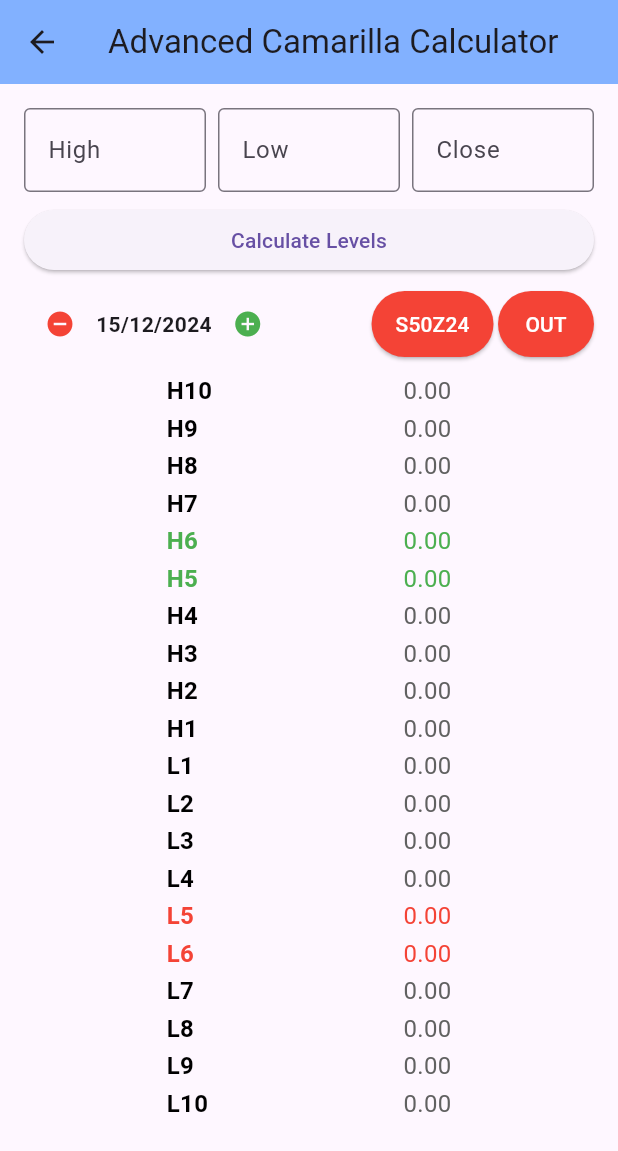
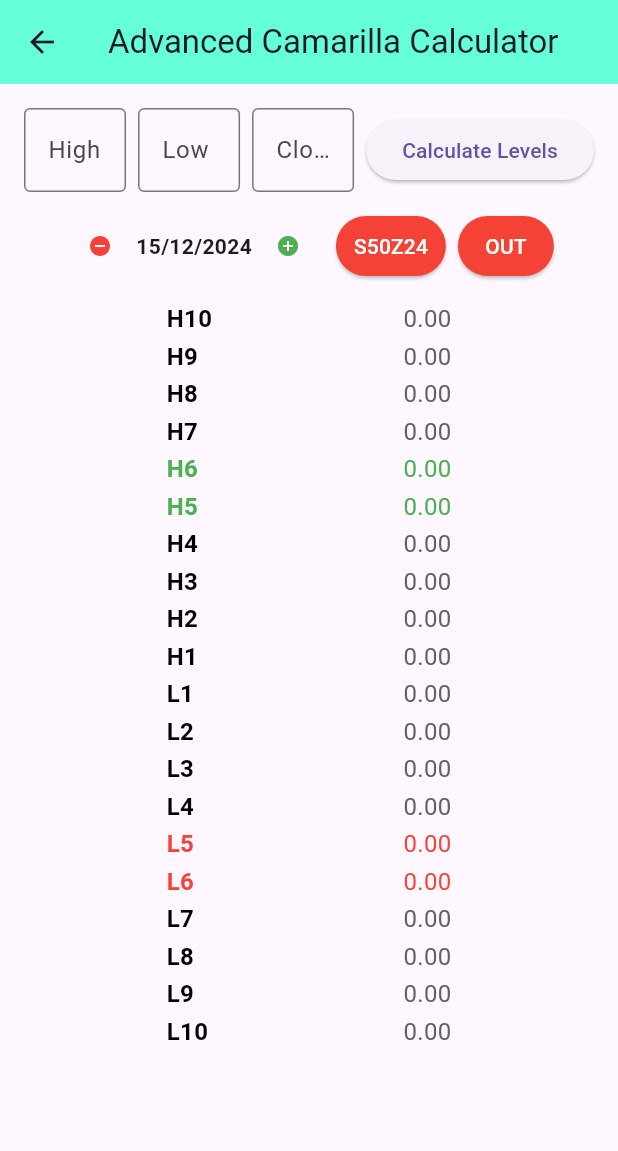
Before and after one commit to PunnawitAck3003/AckFibonacciCalculator, a Flutter app: the screen it shows after launch, after a tap on "Advanced Camarilla Trading Calculator", on a phone screen of 412 x 824 dp. Shown: the top 1151 px of the screen. Run offline on Flutter 3.47's test engine with Material 3 defaults, Android fonts, the phone set to English and light mode, and no system bars.

Commit message:
adjust ui

```diff
--- a/lib/advanced_carmarilla.dart
+++ b/lib/advanced_carmarilla.dart
@@ -138,9 +138,12 @@ class _CamarillaCalculatorPageState extends State<CamarillaCalculatorPage> {
   Widget build(BuildContext context) {
     return Scaffold(
       appBar: AppBar(
-        title: const Text('Advanced Camarilla Calculator'),
+        title: FittedBox(
+          fit: BoxFit.scaleDown,
+          child: const Text('Advanced Camarilla Calculator'),
+        ),
         centerTitle: true,
-        backgroundColor: Colors.blueAccent[100],
+        backgroundColor: Colors.tealAccent,
       ),
       body: Padding(
         padding: const EdgeInsets.all(16.0),
@@ -182,13 +185,15 @@ class _CamarillaCalculatorPageState extends State<CamarillaCalculatorPage> {
                     ),
                   ),
                 ),
+                SizedBox(width: 8),
+                ElevatedButton(
+                  onPressed: _calculateCamarillaLevels,
+                  child: Text('Calculate Levels'),
+                ),
               ],
             ),
-            SizedBox(height: 8),
-            ElevatedButton(
-              onPressed: _calculateCamarillaLevels,
-              child: Text('Calculate Levels'),
-            ),
+            //SizedBox(height: 8),
+
             SizedBox(height: 8),
             // date time component here
             DateButtonComponent(),
--- a/lib/custom_date.dart
+++ b/lib/custom_date.dart
@@ -56,8 +56,16 @@ class _DateButtonComponentState extends State<DateButtonComponent> {
 
   @override
   Widget build(BuildContext context) {
-    return Row(
-      crossAxisAlignment: CrossAxisAlignment.center,
+    final screenWidth = MediaQuery.of(context).size.width;
+    final isSmallScreen = screenWidth < 600;
+
+    return Padding(
+      padding: const EdgeInsets.symmetric(horizontal: 8.0, vertical: 4.0),
+      child: Wrap(
+        spacing: 8.0, // Space between items
+        runSpacing: 4.0, // Space between lines for wrapping
+        alignment: WrapAlignment.center,
+        crossAxisAlignment: WrapCrossAlignment.center,
         children: [
           if (!_isS50)
             _buildDateComponent(
@@ -68,16 +76,18 @@ class _DateButtonComponentState extends State<DateButtonComponent> {
           if (!_isS50)
             Text(
               'to',
-            style: TextStyle(fontSize: 14, fontWeight: FontWeight.bold),
+              style: TextStyle(
+                fontSize: isSmallScreen ? 14 : 14,
+                fontWeight: FontWeight.bold,
+              ),
             ),
           _buildDateComponent(
             date: _selectedDate1,
             onAdd: () => _changeDate(1, 1),
             onSubtract: () => _changeDate(-1, 1),
           ),
-        Spacer(), // Pushes everything after this to the right
           Row(
-          mainAxisSize: MainAxisSize.min, // Groups the buttons together
+            mainAxisSize: MainAxisSize.min,
             children: [
               ElevatedButton(
                 onPressed: () {
@@ -86,33 +96,36 @@ class _DateButtonComponentState extends State<DateButtonComponent> {
                   });
                 },
                 style: ElevatedButton.styleFrom(
-                padding: EdgeInsets.symmetric(vertical: 12, horizontal: 16),
-                backgroundColor:
-                    _isS50 ? Colors.red : Colors.amber, // Background color
-                foregroundColor: Colors.white, // Text color
+                  padding: EdgeInsets.symmetric(
+                      vertical: isSmallScreen ? 8 : 12,
+                      horizontal: isSmallScreen ? 12 : 16),
+                  backgroundColor: _isS50 ? Colors.red : Colors.amber,
+                  foregroundColor: Colors.white,
                 ),
                 child: Text(
                   _generateButtonText(_isS50),
-                style: TextStyle(fontSize: 14),
+                  style: TextStyle(fontSize: isSmallScreen ? 14 : 14),
                 ),
               ),
-            SizedBox(width: 3),
+              const SizedBox(width: 8),
               ElevatedButton(
                 onPressed: _toggleOutIn,
                 style: ElevatedButton.styleFrom(
-                padding: EdgeInsets.symmetric(vertical: 12, horizontal: 16),
-                backgroundColor:
-                    _isOut ? Colors.red : Colors.green, // Background color
-                foregroundColor: Colors.white, // Text color
+                  padding: EdgeInsets.symmetric(
+                      vertical: isSmallScreen ? 8 : 12,
+                      horizontal: isSmallScreen ? 12 : 16),
+                  backgroundColor: _isOut ? Colors.red : Colors.green,
+                  foregroundColor: Colors.white,
                 ),
                 child: Text(
                   _isOut ? 'OUT' : 'IN',
-                style: TextStyle(fontSize: 14),
+                  style: TextStyle(fontSize: isSmallScreen ? 14 : 14),
                 ),
               ),
             ],
           ),
         ],
+      ),
     );
   }
 
@@ -121,19 +134,30 @@ class _DateButtonComponentState extends State<DateButtonComponent> {
     required VoidCallback onAdd,
     required VoidCallback onSubtract,
   }) {
+    final isSmallScreen =
+        MediaQuery.of(context).size.width < 600; // Check screen size
     return Row(
       mainAxisSize: MainAxisSize.min,
       children: [
         IconButton(
-          icon: Icon(Icons.remove_circle, size: 20, color: Colors.red),
+          icon: Icon(
+            Icons.remove_circle,
+            size: isSmallScreen ? 16 : 20,
+            color: Colors.red,
+          ),
           onPressed: onSubtract,
         ),
         Text(
           _formatDate(date),
-          style: TextStyle(fontSize: 14, fontWeight: FontWeight.bold),
+          style: TextStyle(
+              fontSize: isSmallScreen ? 14 : 14, fontWeight: FontWeight.bold),
         ),
         IconButton(
-          icon: Icon(Icons.add_circle, size: 20, color: Colors.green),
+          icon: Icon(
+            Icons.add_circle,
+            size: isSmallScreen ? 16 : 20,
+            color: Colors.green,
+          ),
           onPressed: onAdd,
         ),
       ],
--- a/lib/main.dart
+++ b/lib/main.dart
@@ -26,9 +26,12 @@ class HomePage extends StatelessWidget {
   Widget build(BuildContext context) {
     return Scaffold(
       appBar: AppBar(
-        title: const Text('Ack Fibonacci Calculators'),
+        title: FittedBox(
+          fit: BoxFit.scaleDown,
+          child: const Text('Ack Fibonacci Calculators'),
+        ),
         centerTitle: true,
-        backgroundColor: Colors.amber[50],
+        backgroundColor: Colors.amberAccent,
       ),
       body: Center(
         // Center the entire Column widget within the body
```
Also changed, not shown: lib/fibonacci_projection_page.dart (+32 -20 lines), lib/fibonacci_retracement_page.dart (+46 -32 lines), 1 other file. Lines whose indentation alone changed are shown as unchanged.
